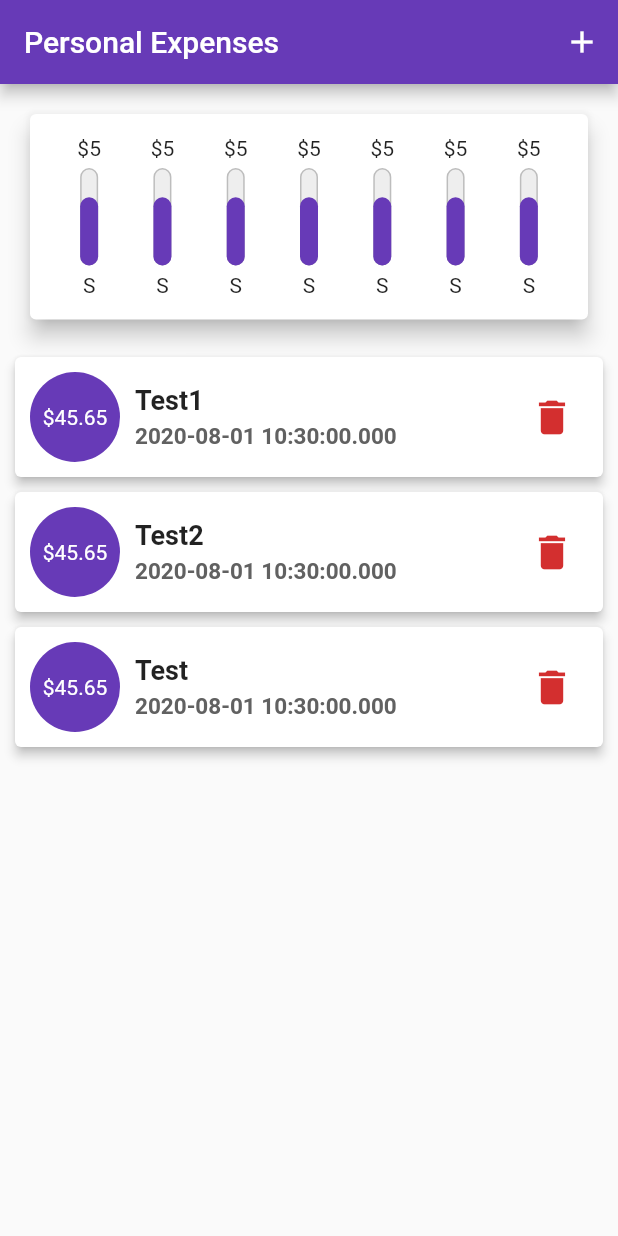
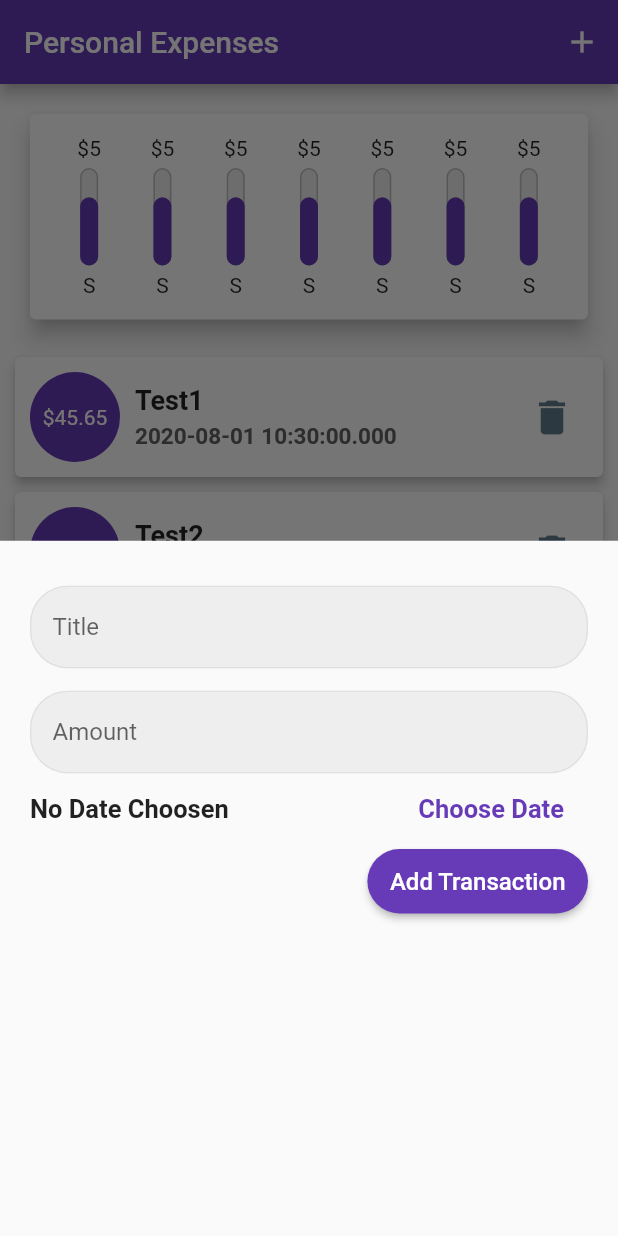
Before and after one commit to LayzeePreneur/Levy, a Flutter app: the screen it shows after launch, after a tap on the "add" icon, on a phone screen of 412 x 824 dp. Run offline on Flutter 3.47's test engine with Material 2 defaults, Android fonts, the phone set to English and light mode, and no system bars.

Commit message:
Create add transaction overlay modal

```diff
--- /dev/null
+++ b/lib/global.dart
@@ -0,0 +1,25 @@
+import 'package:flutter/material.dart';
+
+InputDecoration addTxField(String fieldHintText) {
+  return InputDecoration(
+    contentPadding: EdgeInsets.symmetric(
+      vertical: 18,
+      horizontal: 15,
+    ),
+    border: OutlineInputBorder(
+      borderRadius: BorderRadius.circular(25),
+      borderSide: BorderSide(width: 0.9),
+    ),
+    enabledBorder: OutlineInputBorder(
+      borderRadius: BorderRadius.circular(25),
+      borderSide: BorderSide(width: 0.9, color: Colors.grey[300]),
+    ),
+    focusedBorder: OutlineInputBorder(
+      borderRadius: BorderRadius.circular(25),
+      borderSide: BorderSide(width: 0.9, color: Colors.grey[400]),
+    ),
+    filled: true,
+    fillColor: Colors.grey[200],
+    hintText: fieldHintText,
+  );
+}
--- a/lib/main.dart
+++ b/lib/main.dart
@@ -1,7 +1,9 @@
 import 'package:flutter/material.dart';
+
+import './models/transaction.dart';
+import './widgets/tx_list_item.dart';
 import './widgets/chart.dart';
-import './widgets/tx_list_item.dart';
-import './models/transaction.dart';
+import './widgets/add_transaction.dart';
 
 void main() => runApp(PersonalExpenses());
 
@@ -12,7 +14,7 @@ class PersonalExpenses extends StatelessWidget {
       debugShowCheckedModeBanner: false,
       theme: ThemeData(
         primarySwatch: Colors.deepPurple,
-        accentColor: Colors.amber,
+        accentColor: Colors.blueGrey,
         visualDensity: VisualDensity.adaptivePlatformDensity,
         textTheme: ThemeData.light().textTheme.copyWith(
               headline5: TextStyle(
@@ -36,7 +38,7 @@ class HomeScreen extends StatefulWidget {
 }
 
 class _HomeScreenState extends State<HomeScreen> {
-  List<Transaction> txList = <Transaction>[
+  List<Transaction> _txList = <Transaction>[
     Transaction(
       id: DateTime.now().toString(),
       title: 'Test1',
@@ -57,6 +59,13 @@ class _HomeScreenState extends State<HomeScreen> {
     ),
   ];
 
+  void startAddTransaction() {
+    showModalBottomSheet(
+      context: context,
+      builder: (_) => AddTransaction(),
+    );
+  }
+
   @override
   Widget build(BuildContext context) {
     return Scaffold(
@@ -65,7 +74,7 @@ class _HomeScreenState extends State<HomeScreen> {
         actions: <Widget>[
           IconButton(
             icon: Icon(Icons.add),
-            onPressed: () {},
+            onPressed: startAddTransaction,
           ),
         ],
       ),
@@ -73,7 +82,7 @@ class _HomeScreenState extends State<HomeScreen> {
         children: <Widget>[
           Chart(),
           Container(
-            child: txList.isEmpty
+            child: _txList.isEmpty
                 ? Container(
                     alignment: Alignment.center,
                     child: Column(
@@ -93,15 +102,20 @@ class _HomeScreenState extends State<HomeScreen> {
                 : Container(
                     height: 500,
                     child: ListView.builder(
-                      itemCount: txList.length,
+                      itemCount: _txList.length,
                       itemBuilder: (BuildContext context, int index) {
-                        return TxListItem(txList[index]);
+                        return TxListItem(_txList[index]);
                       },
                     ),
                   ),
           ),
         ],
       ),
+      floatingActionButtonLocation: FloatingActionButtonLocation.centerFloat,
+      floatingActionButton: FloatingActionButton(
+        child: Icon(Icons.add),
+        onPressed: startAddTransaction,
+      ),
     );
   }
 }
--- /dev/null
+++ b/lib/widgets/add_transaction.dart
@@ -0,0 +1,73 @@
+import 'package:flutter/material.dart';
+
+import '../global.dart';
+
+class AddTransaction extends StatefulWidget {
+  @override
+  _AddTransactionState createState() => _AddTransactionState();
+}
+
+class _AddTransactionState extends State<AddTransaction> {
+  @override
+  Widget build(BuildContext context) {
+    return Container(
+      padding: EdgeInsets.symmetric(horizontal: 20, vertical: 30),
+      child: Column(
+        children: <Widget>[
+          TextField(
+            decoration: addTxField('Title'),
+            // controller: TextEditingController(),
+          ),
+          SizedBox(height: 15),
+          TextField(
+            decoration: addTxField('Amount'),
+            keyboardType: TextInputType.number,
+            // controller: TextEditingController(),
+          ),
+          Row(
+            mainAxisAlignment: MainAxisAlignment.spaceBetween,
+            children: <Widget>[
+              Text(
+                'No Date Choosen',
+                style: TextStyle(
+                  fontSize: 17,
+                  fontWeight: FontWeight.w600,
+                ),
+              ),
+              FlatButton(
+                child: Text(
+                  'Choose Date',
+                  style: TextStyle(
+                    fontSize: 17,
+                    fontWeight: FontWeight.w700,
+                    color: Theme.of(context).primaryColor,
+                  ),
+                ),
+                shape: RoundedRectangleBorder(
+                  borderRadius: BorderRadius.circular(30),
+                ),
+                onPressed: () {},
+              ),
+            ],
+          ),
+          Container(
+            alignment: Alignment.centerRight,
+            child: RaisedButton(
+              child: Text(
+                'Add Transaction',
+                style: TextStyle(fontSize: 16),
+              ),
+              color: Theme.of(context).primaryColor,
+              textColor: Colors.white,
+              padding: EdgeInsets.symmetric(vertical: 12, horizontal: 15),
+              shape: RoundedRectangleBorder(
+                borderRadius: BorderRadius.circular(30),
+              ),
+              onPressed: () {},
+            ),
+          ),
+        ],
+      ),
+    );
+  }
+}
--- a/lib/widgets/tx_list_item.dart
+++ b/lib/widgets/tx_list_item.dart
@@ -71,7 +71,7 @@ class TxListItem extends StatelessWidget {
               IconButton(
                 icon: Icon(Icons.delete),
                 iconSize: 30,
-                color: Theme.of(context).errorColor,
+                color: Theme.of(context).accentColor,
                 onPressed: () {},
               ),
             ],
```
